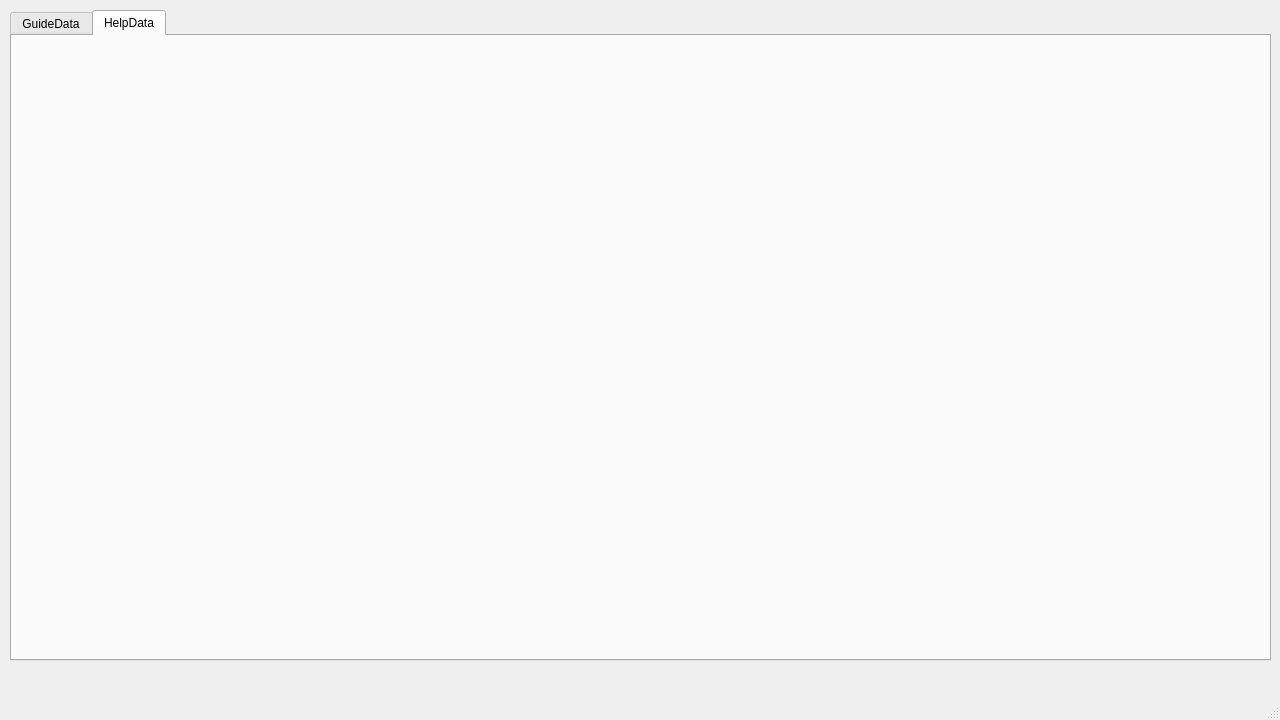
This is GDToolVer3.0/NewGDToolMainWindow.ui in exialk2012/PyQt5Project as Qt 5 draws it before an edit. The edited form follows.
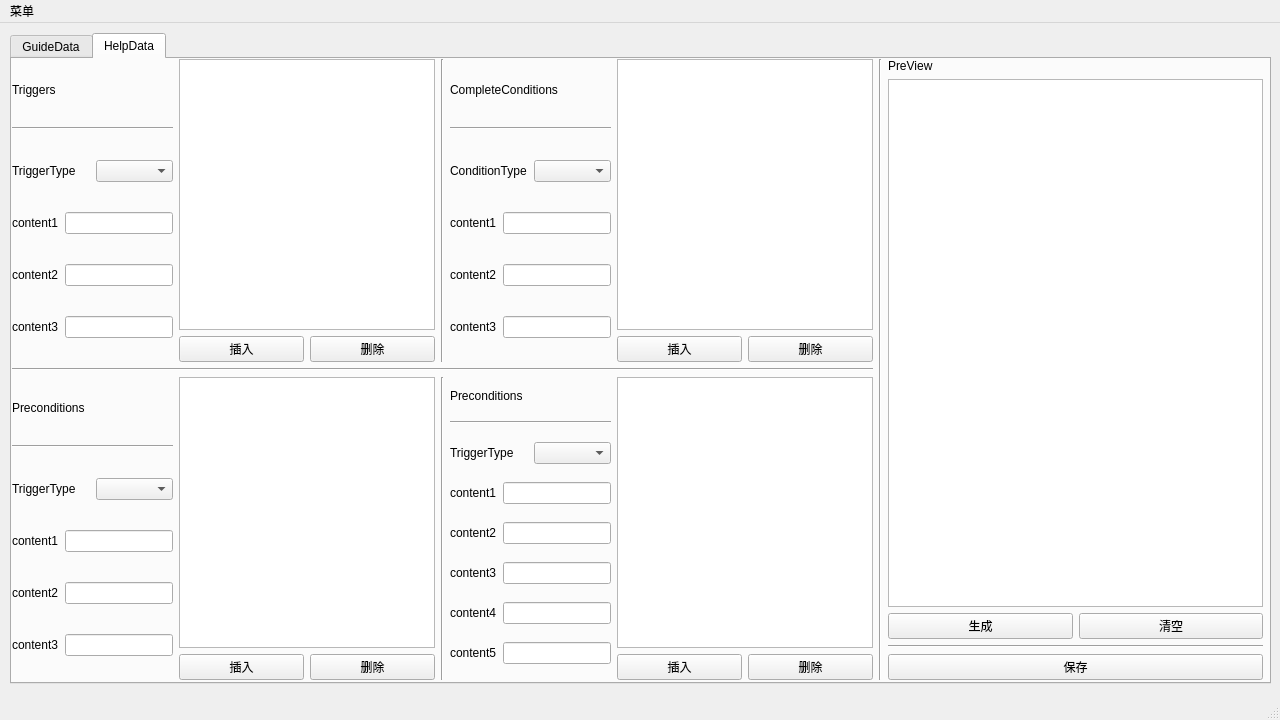
This is the edited form. The open tabs and pages were chosen to show the change.

```diff
--- a/GDToolVer3.0/NewGDToolMainWindow.ui
+++ b/GDToolVer3.0/NewGDToolMainWindow.ui
@@ -514,6 +514,618 @@
      <attribute name="title">
       <string>HelpData</string>
      </attribute>
+     <widget class="QWidget" name="layoutWidget">
+      <property name="geometry">
+       <rect>
+        <x>0</x>
+        <y>0</y>
+        <width>1251</width>
+        <height>621</height>
+       </rect>
+      </property>
+      <layout class="QHBoxLayout" name="horizontalLayout_108">
+       <item>
+        <layout class="QVBoxLayout" name="verticalLayout_39">
+         <item>
+          <layout class="QHBoxLayout" name="horizontalLayout_105">
+           <item>
+            <layout class="QHBoxLayout" name="horizontalLayout_33">
+             <item>
+              <layout class="QVBoxLayout" name="verticalLayout_13" stretch="0,0,0,0,0,0">
+               <property name="sizeConstraint">
+                <enum>QLayout::SetDefaultConstraint</enum>
+               </property>
+               <item>
+                <widget class="QLabel" name="label_27">
+                 <property name="sizePolicy">
+                  <sizepolicy hsizetype="Fixed" vsizetype="Fixed">
+                   <horstretch>0</horstretch>
+                   <verstretch>0</verstretch>
+                  </sizepolicy>
+                 </property>
+                 <property name="text">
+                  <string>Triggers</string>
+                 </property>
+                </widget>
+               </item>
+               <item>
+                <widget class="Line" name="line_18">
+                 <property name="orientation">
+                  <enum>Qt::Horizontal</enum>
+                 </property>
+                </widget>
+               </item>
+               <item>
+                <layout class="QHBoxLayout" name="horizontalLayout_28">
+                 <item>
+                  <widget class="QLabel" name="label_19">
+                   <property name="text">
+                    <string>TriggerType</string>
+                   </property>
+                  </widget>
+                 </item>
+                 <item>
+                  <widget class="QComboBox" name="comboBox_6">
+                   <property name="toolTip">
+                    <string/>
+                   </property>
+                   <property name="toolTipDuration">
+                    <number>-1</number>
+                   </property>
+                  </widget>
+                 </item>
+                </layout>
+               </item>
+               <item>
+                <layout class="QHBoxLayout" name="horizontalLayout_29">
+                 <item>
+                  <widget class="QLabel" name="label_20">
+                   <property name="text">
+                    <string>content1</string>
+                   </property>
+                  </widget>
+                 </item>
+                 <item>
+                  <widget class="QLineEdit" name="lineEdit_13"/>
+                 </item>
+                </layout>
+               </item>
+               <item>
+                <layout class="QHBoxLayout" name="horizontalLayout_30">
+                 <item>
+                  <widget class="QLabel" name="label_21">
+                   <property name="text">
+                    <string>content2</string>
+                   </property>
+                  </widget>
+                 </item>
+                 <item>
+                  <widget class="QLineEdit" name="lineEdit_14">
+                   <property name="text">
+                    <string/>
+                   </property>
+                  </widget>
+                 </item>
+                </layout>
+               </item>
+               <item>
+                <layout class="QHBoxLayout" name="horizontalLayout_31">
+                 <item>
+                  <widget class="QLabel" name="label_22">
+                   <property name="text">
+                    <string>content3</string>
+                   </property>
+                  </widget>
+                 </item>
+                 <item>
+                  <widget class="QLineEdit" name="lineEdit_15">
+                   <property name="text">
+                    <string/>
+                   </property>
+                  </widget>
+                 </item>
+                </layout>
+               </item>
+              </layout>
+             </item>
+             <item>
+              <layout class="QVBoxLayout" name="verticalLayout_12">
+               <item>
+                <widget class="QListWidget" name="listWidget"/>
+               </item>
+               <item>
+                <layout class="QHBoxLayout" name="horizontalLayout_32">
+                 <item>
+                  <widget class="QPushButton" name="pushButton_10">
+                   <property name="text">
+                    <string>插入</string>
+                   </property>
+                  </widget>
+                 </item>
+                 <item>
+                  <widget class="QPushButton" name="pushButton_11">
+                   <property name="text">
+                    <string>删除</string>
+                   </property>
+                  </widget>
+                 </item>
+                </layout>
+               </item>
+              </layout>
+             </item>
+            </layout>
+           </item>
+           <item>
+            <widget class="Line" name="line_13">
+             <property name="orientation">
+              <enum>Qt::Vertical</enum>
+             </property>
+            </widget>
+           </item>
+           <item>
+            <layout class="QHBoxLayout" name="horizontalLayout_34">
+             <item>
+              <layout class="QVBoxLayout" name="verticalLayout_14">
+               <item>
+                <widget class="QLabel" name="label_28">
+                 <property name="sizePolicy">
+                  <sizepolicy hsizetype="Fixed" vsizetype="Fixed">
+                   <horstretch>0</horstretch>
+                   <verstretch>0</verstretch>
+                  </sizepolicy>
+                 </property>
+                 <property name="text">
+                  <string>CompleteConditions</string>
+                 </property>
+                </widget>
+               </item>
+               <item>
+                <widget class="Line" name="line_19">
+                 <property name="orientation">
+                  <enum>Qt::Horizontal</enum>
+                 </property>
+                </widget>
+               </item>
+               <item>
+                <layout class="QHBoxLayout" name="horizontalLayout_35">
+                 <item>
+                  <widget class="QLabel" name="label_23">
+                   <property name="text">
+                    <string>ConditionType</string>
+                   </property>
+                  </widget>
+                 </item>
+                 <item>
+                  <widget class="QComboBox" name="comboBox_7"/>
+                 </item>
+                </layout>
+               </item>
+               <item>
+                <layout class="QHBoxLayout" name="horizontalLayout_36">
+                 <item>
+                  <widget class="QLabel" name="label_24">
+                   <property name="text">
+                    <string>content1</string>
+                   </property>
+                  </widget>
+                 </item>
+                 <item>
+                  <widget class="QLineEdit" name="lineEdit_16"/>
+                 </item>
+                </layout>
+               </item>
+               <item>
+                <layout class="QHBoxLayout" name="horizontalLayout_37">
+                 <item>
+                  <widget class="QLabel" name="label_25">
+                   <property name="text">
+                    <string>content2</string>
+                   </property>
+                  </widget>
+                 </item>
+                 <item>
+                  <widget class="QLineEdit" name="lineEdit_17">
+                   <property name="text">
+                    <string/>
+                   </property>
+                  </widget>
+                 </item>
+                </layout>
+               </item>
+               <item>
+                <layout class="QHBoxLayout" name="horizontalLayout_38">
+                 <item>
+                  <widget class="QLabel" name="label_26">
+                   <property name="text">
+                    <string>content3</string>
+                   </property>
+                  </widget>
+                 </item>
+                 <item>
+                  <widget class="QLineEdit" name="lineEdit_18">
+                   <property name="text">
+                    <string/>
+                   </property>
+                  </widget>
+                 </item>
+                </layout>
+               </item>
+              </layout>
+             </item>
+             <item>
+              <layout class="QVBoxLayout" name="verticalLayout_15">
+               <item>
+                <widget class="QListWidget" name="listWidget_2"/>
+               </item>
+               <item>
+                <layout class="QHBoxLayout" name="horizontalLayout_39">
+                 <item>
+                  <widget class="QPushButton" name="pushButton_12">
+                   <property name="text">
+                    <string>插入</string>
+                   </property>
+                  </widget>
+                 </item>
+                 <item>
+                  <widget class="QPushButton" name="pushButton_13">
+                   <property name="text">
+                    <string>删除</string>
+                   </property>
+                  </widget>
+                 </item>
+                </layout>
+               </item>
+              </layout>
+             </item>
+            </layout>
+           </item>
+          </layout>
+         </item>
+         <item>
+          <widget class="Line" name="line_15">
+           <property name="orientation">
+            <enum>Qt::Horizontal</enum>
+           </property>
+          </widget>
+         </item>
+         <item>
+          <layout class="QHBoxLayout" name="horizontalLayout_106">
+           <item>
+            <layout class="QHBoxLayout" name="horizontalLayout_40">
+             <item>
+              <layout class="QVBoxLayout" name="verticalLayout_16">
+               <item>
+                <widget class="QLabel" name="label_29">
+                 <property name="sizePolicy">
+                  <sizepolicy hsizetype="Fixed" vsizetype="Fixed">
+                   <horstretch>0</horstretch>
+                   <verstretch>0</verstretch>
+                  </sizepolicy>
+                 </property>
+                 <property name="text">
+                  <string>Preconditions</string>
+                 </property>
+                </widget>
+               </item>
+               <item>
+                <widget class="Line" name="line_20">
+                 <property name="orientation">
+                  <enum>Qt::Horizontal</enum>
+                 </property>
+                </widget>
+               </item>
+               <item>
+                <layout class="QHBoxLayout" name="horizontalLayout_41">
+                 <item>
+                  <widget class="QLabel" name="label_30">
+                   <property name="text">
+                    <string>TriggerType</string>
+                   </property>
+                  </widget>
+                 </item>
+                 <item>
+                  <widget class="QComboBox" name="comboBox_8"/>
+                 </item>
+                </layout>
+               </item>
+               <item>
+                <layout class="QHBoxLayout" name="horizontalLayout_42">
+                 <item>
+                  <widget class="QLabel" name="label_31">
+                   <property name="text">
+                    <string>content1</string>
+                   </property>
+                  </widget>
+                 </item>
+                 <item>
+                  <widget class="QLineEdit" name="lineEdit_19"/>
+                 </item>
+                </layout>
+               </item>
+               <item>
+                <layout class="QHBoxLayout" name="horizontalLayout_43">
+                 <item>
+                  <widget class="QLabel" name="label_32">
+                   <property name="text">
+                    <string>content2</string>
+                   </property>
+                  </widget>
+                 </item>
+                 <item>
+                  <widget class="QLineEdit" name="lineEdit_20">
+                   <property name="text">
+                    <string/>
+                   </property>
+                  </widget>
+                 </item>
+                </layout>
+               </item>
+               <item>
+                <layout class="QHBoxLayout" name="horizontalLayout_44">
+                 <item>
+                  <widget class="QLabel" name="label_33">
+                   <property name="text">
+                    <string>content3</string>
+                   </property>
+                  </widget>
+                 </item>
+                 <item>
+                  <widget class="QLineEdit" name="lineEdit_21">
+                   <property name="text">
+                    <string/>
+                   </property>
+                  </widget>
+                 </item>
+                </layout>
+               </item>
+              </layout>
+             </item>
+             <item>
+              <layout class="QVBoxLayout" name="verticalLayout_17">
+               <item>
+                <widget class="QListWidget" name="listWidget_3"/>
+               </item>
+               <item>
+                <layout class="QHBoxLayout" name="horizontalLayout_45">
+                 <item>
+                  <widget class="QPushButton" name="pushButton_14">
+                   <property name="text">
+                    <string>插入</string>
+                   </property>
+                  </widget>
+                 </item>
+                 <item>
+                  <widget class="QPushButton" name="pushButton_15">
+                   <property name="text">
+                    <string>删除</string>
+                   </property>
+                  </widget>
+                 </item>
+                </layout>
+               </item>
+              </layout>
+             </item>
+            </layout>
+           </item>
+           <item>
+            <widget class="Line" name="line_14">
+             <property name="orientation">
+              <enum>Qt::Vertical</enum>
+             </property>
+            </widget>
+           </item>
+           <item>
+            <layout class="QHBoxLayout" name="horizontalLayout_46">
+             <item>
+              <layout class="QVBoxLayout" name="verticalLayout_18">
+               <item>
+                <widget class="QLabel" name="label_34">
+                 <property name="sizePolicy">
+                  <sizepolicy hsizetype="Fixed" vsizetype="Fixed">
+                   <horstretch>0</horstretch>
+                   <verstretch>0</verstretch>
+                  </sizepolicy>
+                 </property>
+                 <property name="text">
+                  <string>Preconditions</string>
+                 </property>
+                </widget>
+               </item>
+               <item>
+                <widget class="Line" name="line_21">
+                 <property name="orientation">
+                  <enum>Qt::Horizontal</enum>
+                 </property>
+                </widget>
+               </item>
+               <item>
+                <layout class="QHBoxLayout" name="horizontalLayout_47">
+                 <item>
+                  <widget class="QLabel" name="label_35">
+                   <property name="text">
+                    <string>TriggerType</string>
+                   </property>
+                  </widget>
+                 </item>
+                 <item>
+                  <widget class="QComboBox" name="comboBox_9"/>
+                 </item>
+                </layout>
+               </item>
+               <item>
+                <layout class="QHBoxLayout" name="horizontalLayout_48">
+                 <item>
+                  <widget class="QLabel" name="label_36">
+                   <property name="text">
+                    <string>content1</string>
+                   </property>
+                  </widget>
+                 </item>
+                 <item>
+                  <widget class="QLineEdit" name="lineEdit_22"/>
+                 </item>
+                </layout>
+               </item>
+               <item>
+                <layout class="QHBoxLayout" name="horizontalLayout_49">
+                 <item>
+                  <widget class="QLabel" name="label_37">
+                   <property name="text">
+                    <string>content2</string>
+                   </property>
+                  </widget>
+                 </item>
+                 <item>
+                  <widget class="QLineEdit" name="lineEdit_23">
+                   <property name="text">
+                    <string/>
+                   </property>
+                  </widget>
+                 </item>
+                </layout>
+               </item>
+               <item>
+                <layout class="QHBoxLayout" name="horizontalLayout_50">
+                 <item>
+                  <widget class="QLabel" name="label_38">
+                   <property name="text">
+                    <string>content3</string>
+                   </property>
+                  </widget>
+                 </item>
+                 <item>
+                  <widget class="QLineEdit" name="lineEdit_24">
+                   <property name="text">
+                    <string/>
+                   </property>
+                  </widget>
+                 </item>
+                </layout>
+               </item>
+               <item>
+                <layout class="QHBoxLayout" name="horizontalLayout_103">
+                 <item>
+                  <widget class="QLabel" name="label_39">
+                   <property name="text">
+                    <string>content4</string>
+                   </property>
+                  </widget>
+                 </item>
+                 <item>
+                  <widget class="QLineEdit" name="lineEdit_25">
+                   <property name="text">
+                    <string/>
+                   </property>
+                  </widget>
+                 </item>
+                </layout>
+               </item>
+               <item>
+                <layout class="QHBoxLayout" name="horizontalLayout_104">
+                 <item>
+                  <widget class="QLabel" name="label_79">
+                   <property name="text">
+                    <string>content5</string>
+                   </property>
+                  </widget>
+                 </item>
+                 <item>
+                  <widget class="QLineEdit" name="lineEdit_51">
+                   <property name="text">
+                    <string/>
+                   </property>
+                  </widget>
+                 </item>
+                </layout>
+               </item>
+              </layout>
+             </item>
+             <item>
+              <layout class="QVBoxLayout" name="verticalLayout_19">
+               <item>
+                <widget class="QListWidget" name="listWidget_4"/>
+               </item>
+               <item>
+                <layout class="QHBoxLayout" name="horizontalLayout_51">
+                 <item>
+                  <widget class="QPushButton" name="pushButton_16">
+                   <property name="text">
+                    <string>插入</string>
+                   </property>
+                  </widget>
+                 </item>
+                 <item>
+                  <widget class="QPushButton" name="pushButton_17">
+                   <property name="text">
+                    <string>删除</string>
+                   </property>
+                  </widget>
+                 </item>
+                </layout>
+               </item>
+              </layout>
+             </item>
+            </layout>
+           </item>
+          </layout>
+         </item>
+        </layout>
+       </item>
+       <item>
+        <widget class="Line" name="line_17">
+         <property name="orientation">
+          <enum>Qt::Vertical</enum>
+         </property>
+        </widget>
+       </item>
+       <item>
+        <layout class="QVBoxLayout" name="verticalLayout_40">
+         <item>
+          <widget class="QLabel" name="label_80">
+           <property name="text">
+            <string>PreView</string>
+           </property>
+          </widget>
+         </item>
+         <item>
+          <widget class="QTextEdit" name="textEdit_3"/>
+         </item>
+         <item>
+          <layout class="QHBoxLayout" name="horizontalLayout_107">
+           <item>
+            <widget class="QPushButton" name="pushButton_35">
+             <property name="text">
+              <string>生成</string>
+             </property>
+            </widget>
+           </item>
+           <item>
+            <widget class="QPushButton" name="pushButton_36">
+             <property name="text">
+              <string>清空</string>
+             </property>
+            </widget>
+           </item>
+          </layout>
+         </item>
+         <item>
+          <widget class="Line" name="line_16">
+           <property name="orientation">
+            <enum>Qt::Horizontal</enum>
+           </property>
+          </widget>
+         </item>
+         <item>
+          <widget class="QPushButton" name="pushButton_37">
+           <property name="text">
+            <string>保存</string>
+           </property>
+          </widget>
+         </item>
+        </layout>
+       </item>
+      </layout>
+     </widget>
     </widget>
    </widget>
   </widget>
@@ -526,6 +1138,15 @@
      <height>23</height>
     </rect>
    </property>
+   <widget class="QMenu" name="menu">
+    <property name="title">
+     <string>菜单</string>
+    </property>
+    <addaction name="actionSave_s"/>
+    <addaction name="separator"/>
+    <addaction name="actionQuit_q"/>
+   </widget>
+   <addaction name="menu"/>
   </widget>
   <widget class="QStatusBar" name="statusbar"/>
  </widget>
```
Left out of the diff: 40 changed lines with no effect on the pictures.
